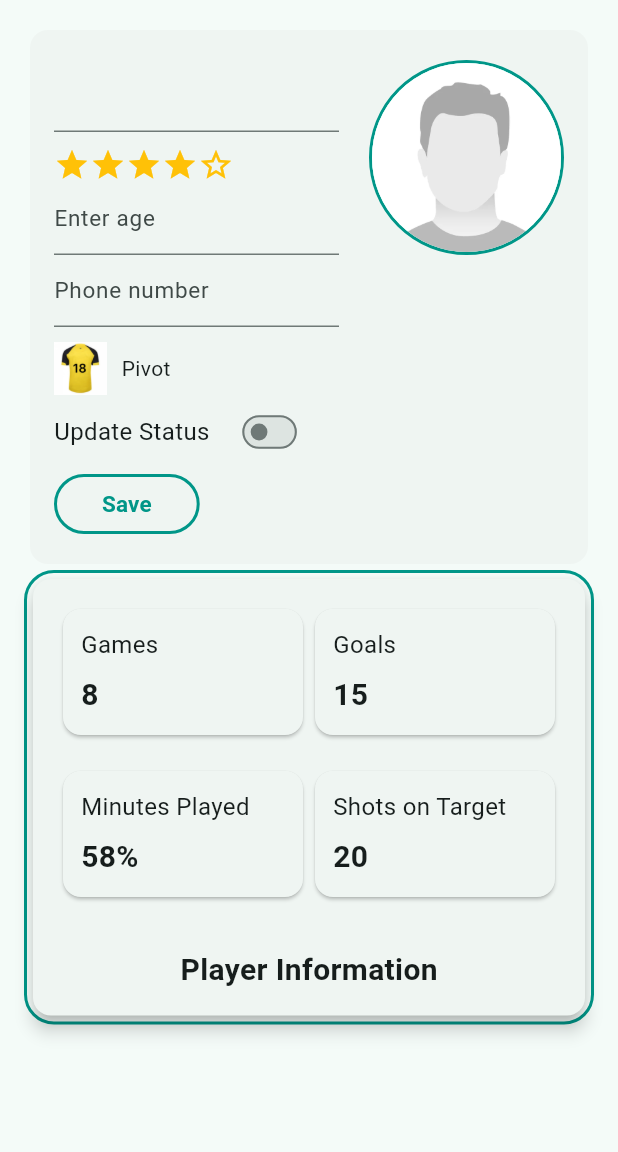
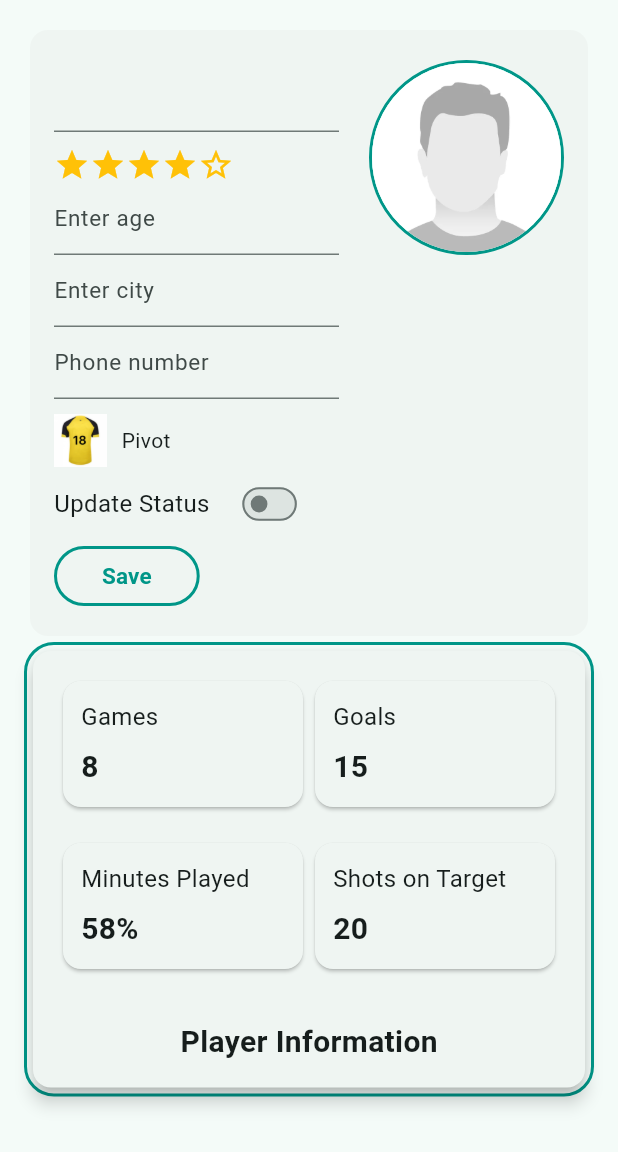
Before and after one commit to emlano/futsalmatchup, a Flutter app: the PlayerProfile screen opened by its route, after a tap on "Edit", on a phone screen of 412 x 824 dp, the part 84-1236 px from its top. Run offline on Flutter 3.47's test engine with Material 3 defaults, Android fonts, the phone set to English and light mode, and no system bars; our stand-ins replace carousel_slider, flutter_rating_bar.

Commit message:
Added City

```diff
--- a/frontend/lib/views/profile/player_profile.dart
+++ b/frontend/lib/views/profile/player_profile.dart
@@ -182,9 +182,24 @@ class _PlayerProfileState extends State<PlayerProfile> {
                                         ),
                                       )
                                     : Text(
-                                        '${ageController.text} years | ${cityNameController.text}',
+                                        '${ageController.text} years |',
                                         style: TextStyle(fontSize: 15),
                                       ),
+
+                                isEditing
+                                    ? TextFormField(
+                                        controller:
+                                            cityNameController, // Use cityNameController for city input
+                                        style: TextStyle(fontSize: 15),
+                                        decoration: InputDecoration(
+                                          hintText: 'Enter city',
+                                        ),
+                                      )
+                                    : Text(
+                                        cityNameController.text,
+                                        style: TextStyle(fontSize: 15),
+                                      ),
+
                                 isEditing
                                     ? TextFormField(
                                         controller: phoneNumberController,
```
